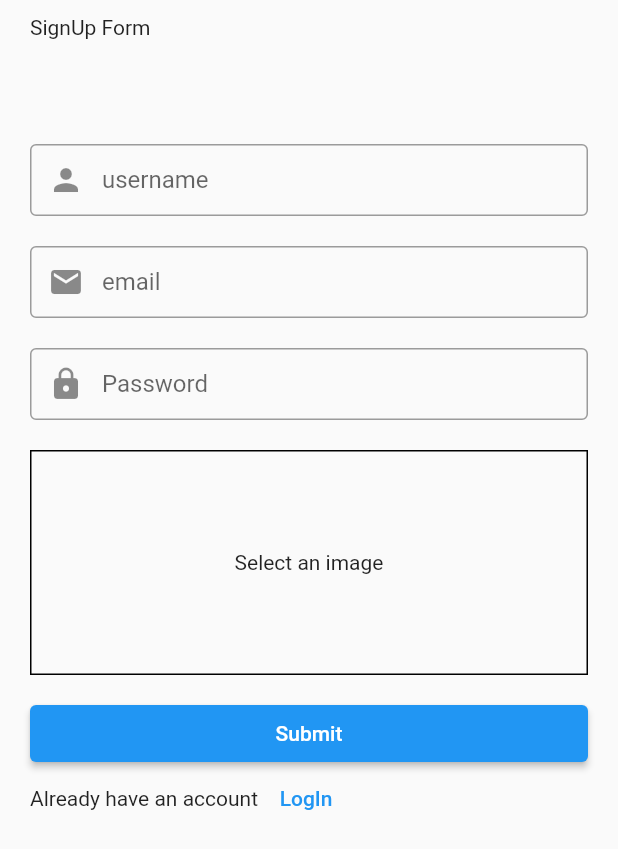
After one commit to abhishekkhatiwada/MovieApp, a Flutter app: the screen it shows after launch, after a tap on "Submit", after a tap on "SignUp", on a phone screen of 412 x 824 dp. The commit adds this screen. Shown: the top 849 px of the screen. Run offline on Flutter 3.47's test engine with Material 2 defaults, Android fonts, the phone set to English and light mode, and no system bars; our stand-ins replace cached_network_image, cloud_firestore, dio, firebase_auth, firebase_core, firebase_storage and 6 more; accounts and stored records are empty.

Commit message:
loginsignup

```diff
--- a/lib/main.dart
+++ b/lib/main.dart
@@ -1,9 +1,14 @@
+import 'package:firebase_core/firebase_core.dart';
 import 'package:flutter/cupertino.dart';
 import 'package:flutter_riverpod/flutter_riverpod.dart';
 import 'package:get/get_navigation/get_navigation.dart';
+import 'package:movieverse/screens/auth_screen.dart';
 import 'package:movieverse/screens/home_screen.dart';
+import 'package:movieverse/screens/status_screen.dart';
 
 void main() async {
+  WidgetsFlutterBinding.ensureInitialized();
+  await Firebase.initializeApp();
   runApp(ProviderScope(child: Home()));
 }
 
@@ -12,7 +17,7 @@ class Home extends StatelessWidget {
   Widget build(BuildContext context) {
     return GetMaterialApp(
       debugShowCheckedModeBanner: false,
-      home: HomeScreen(),
+      home: StatusScreen(),
     );
   }
 }
--- /dev/null
+++ b/lib/providers/authprovider.dart
@@ -0,0 +1,61 @@
+import 'dart:io';
+import 'package:cloud_firestore/cloud_firestore.dart';
+import 'package:firebase_auth/firebase_auth.dart';
+import 'package:firebase_storage/firebase_storage.dart';
+import 'package:flutter_riverpod/flutter_riverpod.dart';
+import 'package:image_picker/image_picker.dart';
+
+final authScreen =
+    StreamProvider((ref) => FirebaseAuth.instance.authStateChanges());
+//final authProvider = Provider(((ref) => AuthProvider));
+final authProvider = Provider.autoDispose((ref) => AuthProvider());
+
+class AuthProvider {
+  CollectionReference dbUser = FirebaseFirestore.instance.collection('users');
+  Future<String> userSignUp(
+      {required String username,
+      required String email,
+      required String password,
+      required XFile file}) async {
+    try {
+      final imageId = DateTime.now().toString();
+      final ref = FirebaseStorage.instance.ref().child('userImages/$imageId');
+      final convertFile = File(file.path);
+      await ref.putFile(convertFile);
+      final url = await ref.getDownloadURL();
+      final response = await FirebaseAuth.instance
+          .createUserWithEmailAndPassword(email: email, password: password);
+      await dbUser.add({
+        'username': username,
+        'imageUrl': url,
+        'userId': response.user!.uid,
+        'email': email,
+      });
+      return 'success';
+    } on FirebaseException catch (err) {
+      return '$err';
+    }
+  }
+
+  Future<String> userSignIn({
+    required String email,
+    required String password,
+  }) async {
+    try {
+      final response = await FirebaseAuth.instance
+          .signInWithEmailAndPassword(email: email, password: password);
+      return 'success';
+    } on FirebaseException catch (err) {
+      return '$err';
+    }
+  }
+
+  Future<String> userSignOut() async {
+    try {
+      final response = await FirebaseAuth.instance.signOut();
+      return 'success';
+    } on FirebaseException catch (err) {
+      return '$err';
+    }
+  }
+}
--- /dev/null
+++ b/lib/providers/image_provider.dart
@@ -0,0 +1,16 @@
+import 'package:flutter/cupertino.dart';
+import 'package:flutter/foundation.dart';
+import 'package:flutter_riverpod/flutter_riverpod.dart';
+import 'package:image_picker/image_picker.dart';
+
+final imageProvider =
+    ChangeNotifierProvider.autoDispose((ref) => ImageProvider());
+
+class ImageProvider extends ChangeNotifier {
+  XFile? image;
+  void imagePicker() async {
+    final ImagePicker _picker = ImagePicker();
+    image = await _picker.pickImage(source: ImageSource.gallery);
+    notifyListeners();
+  }
+}
--- /dev/null
+++ b/lib/providers/login_provider.dart
@@ -0,0 +1,23 @@
+import 'package:flutter_riverpod/flutter_riverpod.dart';
+
+final loginProvider =
+    StateNotifierProvider<LoginProvider, bool>((ref) => LoginProvider());
+
+class LoginProvider extends StateNotifier<bool> {
+  LoginProvider() : super(true);
+
+  void toggle() {
+    state = !state;
+  }
+}
+
+final loadingProvider =
+    StateNotifierProvider<LoadingProvider, bool>((ref) => LoadingProvider());
+
+class LoadingProvider extends StateNotifier<bool> {
+  LoadingProvider() : super(false);
+
+  void toggle() {
+    state = !state;
+  }
+}
--- /dev/null
+++ b/lib/screens/auth_screen.dart
@@ -0,0 +1,203 @@
+import 'dart:io';
+
+import 'package:flutter/material.dart';
+import 'package:flutter_riverpod/flutter_riverpod.dart';
+import 'package:get/get.dart';
+import 'package:movieverse/providers/authprovider.dart';
+import 'package:movieverse/providers/image_provider.dart';
+import 'package:movieverse/providers/login_provider.dart';
+
+class AuthScreen extends StatelessWidget {
+  final nameController = TextEditingController();
+  final mailController = TextEditingController();
+  final passwordController = TextEditingController();
+  final _form = GlobalKey<FormState>();
+
+  @override
+  Widget build(BuildContext context) {
+    return Scaffold(
+      //backgroundColor: Colors.black,
+      body: Consumer(builder: (context, ref, child) {
+        final isLogin = ref.watch(loginProvider);
+        final image = ref.watch(imageProvider).image;
+        final isLoad = ref.watch(loadingProvider);
+        return Form(
+          key: _form,
+          child: Padding(
+            padding: const EdgeInsets.symmetric(horizontal: 20, vertical: 10),
+            child: ListView(
+              children: [
+                Text(isLogin ? 'Login Form' : 'SignUp Form'),
+                SizedBox(height: 70),
+                if (isLogin == false)
+                  TextFormField(
+                    controller: nameController,
+                    decoration: InputDecoration(
+                      // fillColor: Colors.white,
+                      hintText: 'username',
+                      //hintStyle: TextStyle(color: Colors.white),
+                      border: OutlineInputBorder(
+                          borderSide: BorderSide(color: Colors.white)),
+                      contentPadding:
+                          EdgeInsets.symmetric(vertical: 10, horizontal: 10),
+                      prefixIcon: Icon(
+                        Icons.person,
+                      ),
+                    ),
+                    validator: (value) {
+                      if (value!.isEmpty) {
+                        return 'PLEASE ENTER USERNAME';
+                      } else if (value.length > 10) {
+                        return 'Maximum 10 characters only';
+                      }
+                      return null;
+                    },
+                  ),
+                SizedBox(height: 20),
+                TextFormField(
+                  controller: mailController,
+                  keyboardType: TextInputType.emailAddress,
+                  decoration: InputDecoration(
+                    hintText: 'email',
+                    border: OutlineInputBorder(),
+                    contentPadding:
+                        EdgeInsets.symmetric(vertical: 10, horizontal: 10),
+                    prefixIcon: Icon(Icons.email),
+                  ),
+                  validator: (value) {
+                    if (value!.isEmpty || !value.contains('@')) {
+                      return 'PLEASE ENTER VALID EMAIL ADDRESS';
+                    }
+                    return null;
+                  },
+                ),
+                SizedBox(height: 20),
+                TextFormField(
+                  obscureText: true,
+                  controller: passwordController,
+                  decoration: InputDecoration(
+                    hintText: 'Password',
+                    border: OutlineInputBorder(),
+                    contentPadding:
+                        EdgeInsets.symmetric(vertical: 10, horizontal: 10),
+                    prefixIcon: Icon(Icons.lock),
+                  ),
+                  validator: (value) {
+                    if (value!.isEmpty) {
+                      return 'PLEASE ENTER PASSWORD';
+                    }
+                    return null;
+                  },
+                ),
+                if (isLogin) SizedBox(height: 30),
+                if (isLogin == false)
+                  Padding(
+                    padding: const EdgeInsets.symmetric(vertical: 20),
+                    child: InkWell(
+                      onTap: () {
+                        ref.read(imageProvider).imagePicker();
+                      },
+                      child: Container(
+                        height: 150,
+                        width: 150,
+                        decoration: BoxDecoration(
+                            border: Border.all(color: Colors.black)),
+                        child: image == null
+                            ? Center(child: Text('Select an image'))
+                            : Image.file(
+                                File(image.path),
+                                fit: BoxFit.cover,
+                              ),
+                      ),
+                    ),
+                  ),
+                Container(
+                  height: 38,
+                  child: ElevatedButton(
+                      onPressed: () async {
+                        FocusScope.of(context).unfocus();
+                        _form.currentState!.save();
+                        if (_form.currentState!.validate()) {
+                          if (isLogin) {
+                            ref.read(loadingProvider.notifier).toggle();
+                            final response =
+                                await ref.read(authProvider).userSignIn(
+                                      email: mailController.text.trim(),
+                                      password: passwordController.text.trim(),
+                                    );
+                            if (response != 'success') {
+                              ref.read(loadingProvider.notifier).toggle();
+                              ScaffoldMessenger.of(context)
+                                  .hideCurrentSnackBar();
+                              ScaffoldMessenger.of(context).showSnackBar(
+                                  SnackBar(
+                                      duration: Duration(milliseconds: 1500),
+                                      content: Text(response)));
+                            }
+                          } else {
+                            if (image == null) {
+                              Get.defaultDialog(
+                                  content: Text('Image Required'),
+                                  title: 'Please select an image',
+                                  actions: [
+                                    TextButton(
+                                        onPressed: () {
+                                          Navigator.of(context).pop();
+                                        },
+                                        child: Text('Close')),
+                                  ]);
+                            } else {
+                              ref.read(loadingProvider.notifier).toggle();
+                              final response = await ref
+                                  .read(authProvider)
+                                  .userSignUp(
+                                      username: nameController.text.trim(),
+                                      email: mailController.text.trim(),
+                                      password: passwordController.text.trim(),
+                                      file: image);
+                              if (response != 'success') {
+                                ref.read(loadingProvider.notifier).toggle();
+                                ScaffoldMessenger.of(context)
+                                    .hideCurrentSnackBar();
+                                ScaffoldMessenger.of(context).showSnackBar(
+                                    SnackBar(
+                                        duration: Duration(milliseconds: 1500),
+                                        content: Text(response)));
+                              }
+                            }
+                          }
+                        }
+                      },
+                      child: isLoad
+                          ? Row(
+                              mainAxisAlignment: MainAxisAlignment.center,
+                              children: [
+                                Text('Loading....'),
+                                SizedBox(width: 15),
+                                CircularProgressIndicator(
+                                  color: Colors.white,
+                                ),
+                              ],
+                            )
+                          : Text('Submit')),
+                ),
+                Row(
+                  children: [
+                    Text(isLogin
+                        ? 'Don\'t have an account'
+                        : 'Already have an account'),
+                    TextButton(
+                        onPressed: () {
+                          ref.read(loginProvider.notifier).toggle();
+                        },
+                        child: Text(isLogin ? 'SignUp' : 'LogIn')),
+                  ],
+                ),
+              ],
+            ),
+          ),
+        );
+      }),
+    );
+  }
+}
--- a/lib/screens/home_screen.dart
+++ b/lib/screens/home_screen.dart
@@ -2,6 +2,8 @@ import 'package:flutter/material.dart';
 import 'package:flutter_riverpod/flutter_riverpod.dart';
 
 import 'package:movieverse/api.dart';
+import 'package:movieverse/providers/authprovider.dart';
+import 'package:movieverse/providers/login_provider.dart';
 import 'package:movieverse/providers/movie_provider.dart';
 import 'package:movieverse/widgets/popular_widget.dart';
 import 'package:movieverse/widgets/tab_bar_widget.dart';
@@ -20,6 +22,14 @@ class HomeScreen extends StatelessWidget {
               title: Text('MOVIE VERSE'),
               elevation: 0,
               backgroundColor: Colors.black,
+              actions: [
+                IconButton(
+                    onPressed: () {
+                      ref.read(loadingProvider.notifier).toggle();
+                      ref.read(authProvider).userSignOut();
+                    },
+                    icon: Icon(Icons.exit_to_app_sharp))
+              ],
               bottom: TabBar(
                   onTap: (index) {
                     switch (index) {
--- /dev/null
+++ b/lib/screens/status_screen.dart
@@ -0,0 +1,33 @@
+import 'package:flutter/material.dart';
+import 'package:flutter_riverpod/flutter_riverpod.dart';
+import 'package:movieverse/providers/authprovider.dart';
+import 'package:movieverse/screens/auth_screen.dart';
+import 'package:movieverse/screens/home_screen.dart';
+
+class StatusScreen extends StatelessWidget {
+  @override
+  Widget build(BuildContext context) {
+    return Consumer(builder: ((context, ref, child) {
+      final userStream = ref.watch(authScreen);
+      return userStream.when(
+        data: (data) {
+          if (data == null) {
+            return AuthScreen();
+          } else {
+            return HomeScreen();
+          }
+        },
+        error: ((error, stackTrace) => Scaffold(
+              body: Center(
+                child: Text('$error'),
+              ),
+            )),
+        loading: () => Scaffold(
+          body: Center(
+            child: CircularProgressIndicator(),
+          ),
+        ),
+      );
+    }));
+  }
+}
```
Also changed, not shown: pubspec.yaml (+8 -0 lines), pubspec.lock, 4 other files.
